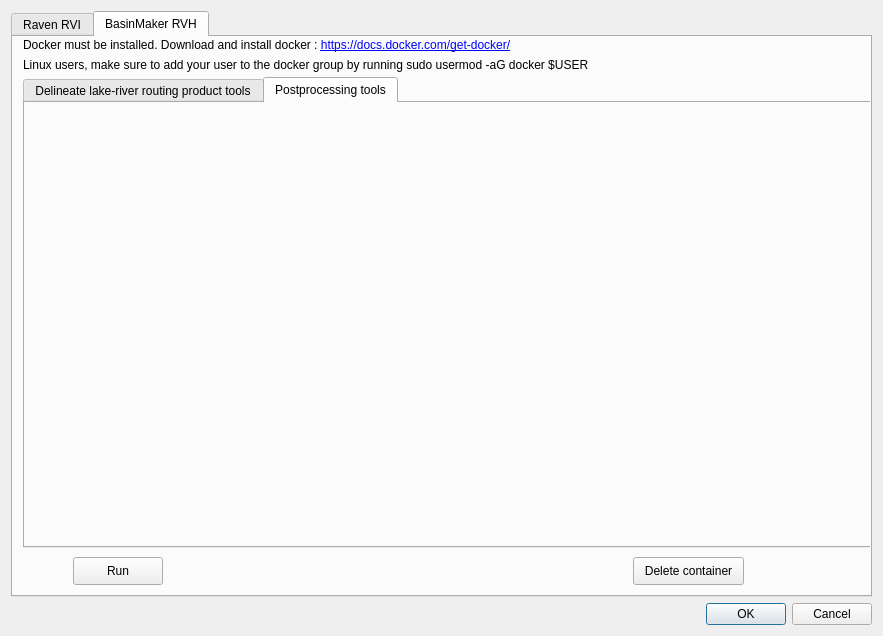
Old version of the form qraven/qraven_dialog_base.ui in the repository Scriptbash/QRaven.
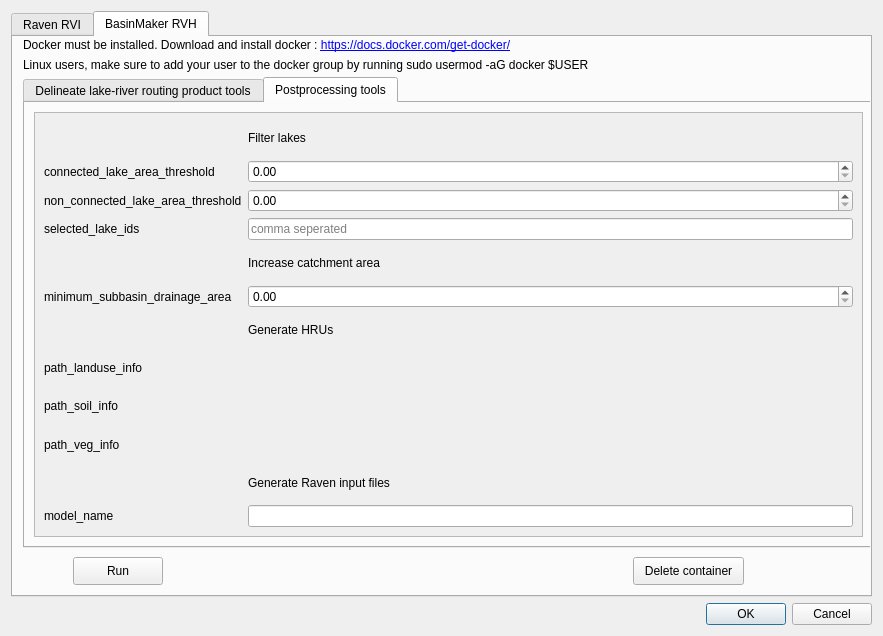
New version of the form. The open tabs and pages were chosen to show the change. Custom widgets are drawn as their Qt base class.

Commit message: Initial UI for postprocessing tool

```diff
--- a/qraven/qraven_dialog_base.ui
+++ b/qraven/qraven_dialog_base.ui
@@ -3150,6 +3150,151 @@
         <attribute name="title">
          <string>Postprocessing tools</string>
         </attribute>
+        <layout class="QGridLayout" name="gridLayout_7">
+         <item row="6" column="1">
+          <widget class="QScrollArea" name="scrollArea_2">
+           <property name="widgetResizable">
+            <bool>true</bool>
+           </property>
+           <widget class="QWidget" name="scrollAreaWidgetContents_2">
+            <property name="geometry">
+             <rect>
+              <x>0</x>
+              <y>0</y>
+              <width>827</width>
+              <height>419</height>
+             </rect>
+            </property>
+            <layout class="QGridLayout" name="gridLayout_8">
+             <item row="8" column="0">
+              <widget class="QLabel" name="label_70">
+               <property name="text">
+                <string>path_soil_info</string>
+               </property>
+              </widget>
+             </item>
+             <item row="1" column="0">
+              <widget class="QLabel" name="label_63">
+               <property name="text">
+                <string>connected_lake_area_threshold</string>
+               </property>
+              </widget>
+             </item>
+             <item row="1" column="2">
+              <widget class="QDoubleSpinBox" name="spin_filterconnectedlakes">
+               <property name="maximum">
+                <double>10000000000000000.000000000000000</double>
+               </property>
+              </widget>
+             </item>
+             <item row="2" column="2">
+              <widget class="QDoubleSpinBox" name="spin_filternonconnectedlakes">
+               <property name="maximum">
+                <double>10000000000000000.000000000000000</double>
+               </property>
+              </widget>
+             </item>
+             <item row="7" column="0">
+              <widget class="QLabel" name="label_69">
+               <property name="text">
+                <string>path_landuse_info</string>
+               </property>
+              </widget>
+             </item>
+             <item row="10" column="0">
+              <widget class="QLabel" name="label_71">
+               <property name="text">
+                <string>path_veg_info</string>
+               </property>
+              </widget>
+             </item>
+             <item row="10" column="2">
+              <widget class="QgsFileWidget" name="file_pathveginfo"/>
+             </item>
+             <item row="11" column="2">
+              <widget class="QLabel" name="label_72">
+               <property name="text">
+                <string>Generate Raven input files</string>
+               </property>
+              </widget>
+             </item>
+             <item row="5" column="2">
+              <widget class="QDoubleSpinBox" name="spin_minsubbasinarea">
+               <property name="maximum">
+                <double>10000000000000000.000000000000000</double>
+               </property>
+              </widget>
+             </item>
+             <item row="2" column="0">
+              <widget class="QLabel" name="label_64">
+               <property name="text">
+                <string>non_connected_lake_area_threshold</string>
+               </property>
+              </widget>
+             </item>
+             <item row="3" column="2">
+              <widget class="QLineEdit" name="txt_selectedlakeid">
+               <property name="placeholderText">
+                <string>comma seperated</string>
+               </property>
+              </widget>
+             </item>
+             <item row="3" column="0">
+              <widget class="QLabel" name="label_65">
+               <property name="text">
+                <string>selected_lake_ids</string>
+               </property>
+              </widget>
+             </item>
+             <item row="4" column="2">
+              <widget class="QLabel" name="label_66">
+               <property name="text">
+                <string>Increase catchment area</string>
+               </property>
+              </widget>
+             </item>
+             <item row="7" column="2">
+              <widget class="QgsFileWidget" name="file_pathlanduseinfo"/>
+             </item>
+             <item row="0" column="2">
+              <widget class="QLabel" name="label_62">
+               <property name="text">
+                <string>Filter lakes</string>
+               </property>
+              </widget>
+             </item>
+             <item row="8" column="2">
+              <widget class="QgsFileWidget" name="file_pathsoilinfo"/>
+             </item>
+             <item row="6" column="2">
+              <widget class="QLabel" name="label_68">
+               <property name="text">
+                <string>Generate HRUs</string>
+               </property>
+              </widget>
+             </item>
+             <item row="5" column="0">
+              <widget class="QLabel" name="label_67">
+               <property name="text">
+                <string>minimum_subbasin_drainage_area</string>
+               </property>
+              </widget>
+             </item>
+             <item row="12" column="0">
+              <widget class="QLabel" name="label_73">
+               <property name="text">
+                <string>model_name</string>
+               </property>
+              </widget>
+             </item>
+             <item row="12" column="2">
+              <widget class="QLineEdit" name="txt_modelname"/>
+             </item>
+            </layout>
+           </widget>
+          </widget>
+         </item>
+        </layout>
        </widget>
       </widget>
      </widget>
```
Left out of the diff: 6 changed lines with no effect on the pictures.
